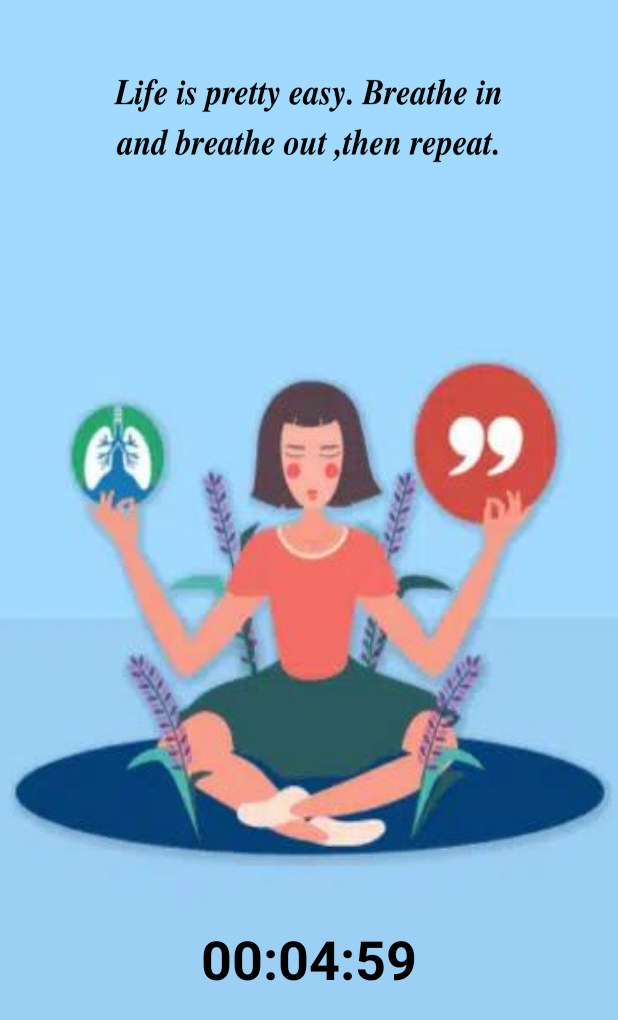
After one commit to shantanu-bandarkar/mindSpace, an Android app: the Breathing screen opened directly, with no data from a screen before it, on a phone screen of 412 x 824 dp. The commit adds this screen. Shown: the top 1020 px of the screen. Run offline under Robolectric (Android 15) with nearby library versions, the phone set to English and light mode, and no system bars; Roboto replaces fonts that are not available here.

Commit message:
feat: breathing activity

```diff
--- a/app/src/main/AndroidManifest.xml
+++ b/app/src/main/AndroidManifest.xml
@@ -9,6 +9,9 @@
         android:roundIcon="@mipmap/mindspace"
         android:supportsRtl="true"
         android:theme="@style/Theme.Quiz">
+        <activity
+            android:name=".Breathing"
+            android:exported="false" />
         <activity
             android:name=".ResetPassword"
             android:exported="false" />
--- /dev/null
+++ b/app/src/main/java/com/example/mindspace/Breathing.java
@@ -0,0 +1,40 @@
+package com.example.mindspace;
+
+import androidx.appcompat.app.AppCompatActivity;
+
+import android.os.Bundle;
+import android.os.CountDownTimer;
+import android.widget.TextView;
+
+import java.text.DecimalFormat;
+import java.text.NumberFormat;
+
+public class Breathing extends AppCompatActivity {
+
+    TextView display_timer;
+
+    @Override
+    protected void onCreate(Bundle savedInstanceState) {
+        super.onCreate(savedInstanceState);
+        setContentView(R.layout.activity_breathing);
+
+
+        display_timer = findViewById(R.id.countdown);
+        // Time is in millisecond so 50sec = 50000 I have used
+        // countdown Interveal is 1sec = 1000 I have used
+        new CountDownTimer(300000, 1000) {
+            public void onTick(long millisUntilFinished) {
+                // Used for formatting digit to be in 2 digits only
+                NumberFormat f = new DecimalFormat("00");
+                long hour = (millisUntilFinished / 3600000) % 24;
+                long min = (millisUntilFinished / 60000) % 60;
+                long sec = (millisUntilFinished / 1000) % 60;
+                display_timer.setText(f.format(hour) + ":" + f.format(min) + ":" + f.format(sec));
+            }
+            // When the task is over it will print 00:00:00 there
+            public void onFinish() {
+                display_timer.setText("00:00:00");
+            }
+        }.start();
+    }
+}
--- a/app/src/main/java/com/example/mindspace/LandingPage.java
+++ b/app/src/main/java/com/example/mindspace/LandingPage.java
@@ -12,7 +12,7 @@ import com.example.mindspace.Contacts.Add_contact;
 
 public class LandingPage extends AppCompatActivity {
     Button takeTestBtn;
-    TextView contacts,articles;
+    TextView contacts,articles,breathe;
     @Override
     protected void onCreate(Bundle savedInstanceState) {
         super.onCreate(savedInstanceState);
@@ -21,6 +21,7 @@ public class LandingPage extends AppCompatActivity {
         takeTestBtn = findViewById(R.id.takeTestBtn);
         contacts =  findViewById(R.id.contact);
         articles = findViewById(R.id.read);
+        breathe = findViewById(R.id.breathe);
 
         takeTestBtn.setOnClickListener(new View.OnClickListener() {
             @Override
@@ -44,5 +45,12 @@ public class LandingPage extends AppCompatActivity {
                 startActivity(i);
             }
         });
+        breathe.setOnClickListener(new View.OnClickListener() {
+            @Override
+            public void onClick(View view) {
+                Intent i = new Intent(LandingPage.this, Breathing.class);
+                startActivity(i);
+            }
+        });
     }
 }
--- /dev/null
+++ b/app/src/main/res/layout/activity_breathing.xml
@@ -0,0 +1,32 @@
+<?xml version="1.0" encoding="utf-8"?>
+<androidx.constraintlayout.widget.ConstraintLayout xmlns:android="http://schemas.android.com/apk/res/android"
+    xmlns:app="http://schemas.android.com/apk/res-auto"
+    xmlns:tools="http://schemas.android.com/tools"
+    android:layout_width="match_parent"
+    android:layout_height="match_parent"
+    tools:context=".MainActivity">
+
+    <!-- Here adding a TextView to show countdown -->
+    <TextView
+        android:layout_width="match_parent"
+        android:layout_height="match_parent"
+        android:background="@drawable/breathe" />
+
+    <TextView
+        android:id="@+id/countdown"
+        android:layout_width="wrap_content"
+        android:layout_height="wrap_content"
+        android:gravity="center_horizontal|center_vertical"
+        android:text="TextView"
+        android:textColor="@color/black"
+        android:textSize="36sp"
+        android:textStyle="bold"
+        app:layout_constraintBottom_toBottomOf="parent"
+        app:layout_constraintEnd_toEndOf="parent"
+        app:layout_constraintHorizontal_bias="0.50"
+        app:layout_constraintStart_toStartOf="parent"
+        app:layout_constraintTop_toTopOf="parent"
+        app:layout_constraintVertical_bias="0.793" />
+
+
+</androidx.constraintlayout.widget.ConstraintLayout>
```
Also changed, not shown: app/src/main/res/drawable/breathe.png (added).
